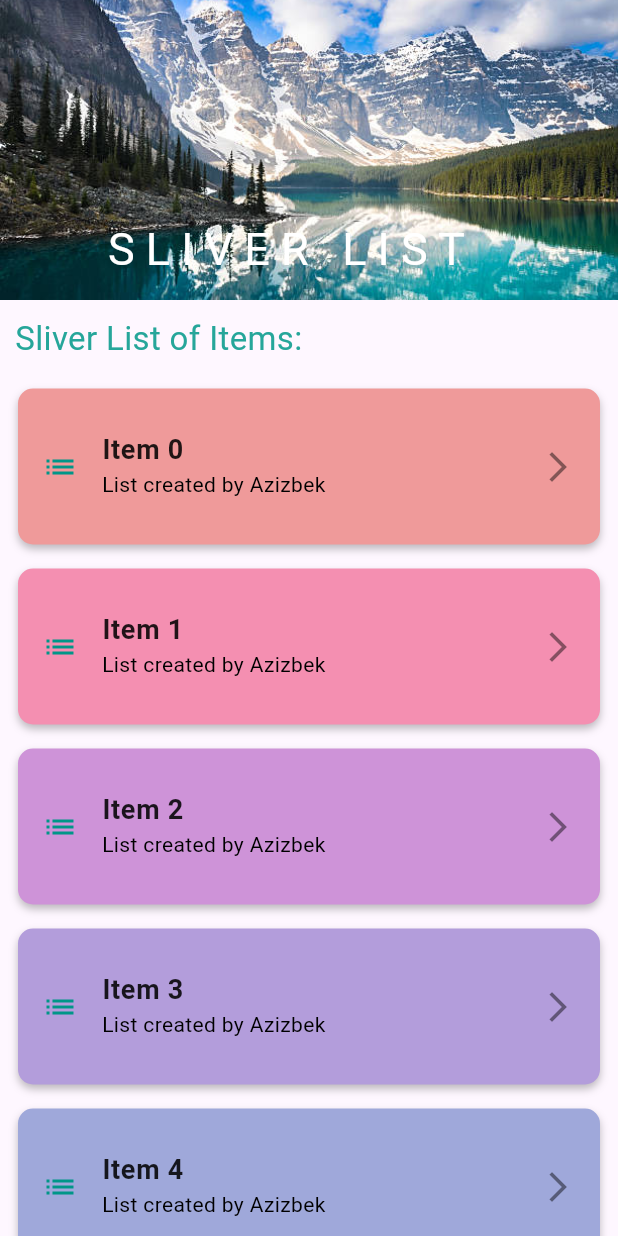
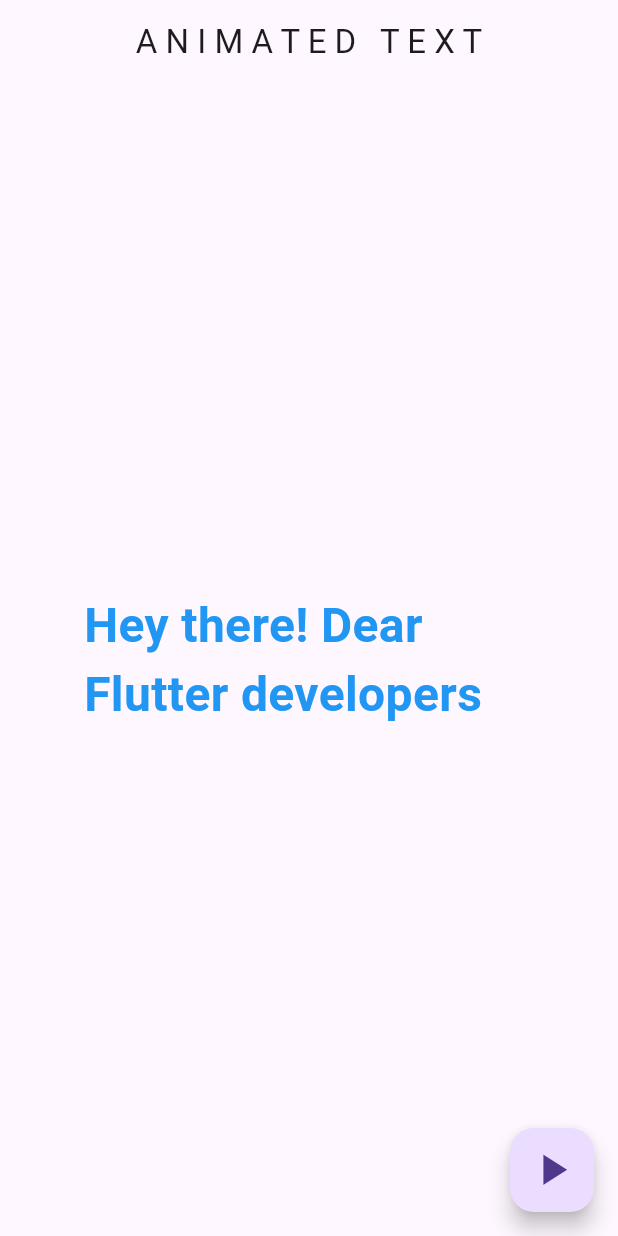
Before and after one commit to azizbekyokhubov1999/flutter_widgets_training, a Flutter app: the screen it shows after launch, on a phone screen of 412 x 824 dp. Run offline on Flutter 3.47's test engine with Material 3 defaults, Android fonts, the phone set to English and light mode, and no system bars; drawn by our look-alikes of animated_text_kit; our stand-ins replace another_carousel_pro, avatar_glow, country_picker, curved_navigation_bar, fl_chart, flutter_rating_bar and 17 more; missing offline and left inert: syncfusion_flutter_pdfviewer.

Commit message:
for video 76 - Making interactive Animated text kit

```diff
--- a/lib/main.dart
+++ b/lib/main.dart
@@ -1,5 +1,7 @@
 import 'package:flutter/material.dart';
 import 'package:flutter_widgets_training/pages/animated_gridview.dart';
+import 'package:flutter_widgets_training/pages/animated_text.dart';
+import 'package:flutter_widgets_training/pages/animated_text_kit.dart';
 import 'package:flutter_widgets_training/pages/expansion_tile.dart';
 import 'package:flutter_widgets_training/pages/fitted_box.dart';
 import 'package:flutter_widgets_training/pages/flutter_rating_bar.dart';
@@ -100,7 +102,7 @@
       theme: ThemeData(
         useMaterial3: true
       ),
-      home: MySliverList(),
+      home: MyAnimatedTextKit(),
     );
   }
 }
--- /dev/null
+++ b/lib/pages/animated_text_kit.dart
@@ -0,0 +1,97 @@
+import 'package:animated_text_kit/animated_text_kit.dart';
+import 'package:flutter/material.dart';
+
+class MyAnimatedTextKit extends StatefulWidget {
+  const MyAnimatedTextKit({super.key});
+
+  @override
+  State<MyAnimatedTextKit> createState() => _MyAnimatedTextKitState();
+}
+
+class _MyAnimatedTextKitState extends State<MyAnimatedTextKit> {
+
+  int _index = 0;
+
+  final List<Widget> _animatedTexts = [
+    SizedBox(
+      width: 300,
+      child: AnimatedTextKit(
+
+          animatedTexts: [
+            ColorizeAnimatedText(
+                "Hey there! Dear Flutter developers",
+                textStyle: TextStyle(
+                  fontSize: 32,
+                  fontWeight: FontWeight.bold,
+                ),
+                colors: [
+                  Colors.blue,
+                  Colors.purple,
+                  Colors.yellow,
+                  Colors.black,
+                  Colors.red,
+                  Colors.green
+                ],
+              speed: Duration(milliseconds: 500),
+            ),
+          ],
+        isRepeatingAnimation: true,
+      ),
+    ),
+
+    SizedBox(
+      width: 300,
+      child: DefaultTextStyle(
+          style: TextStyle(
+            fontSize: 20,
+          ),
+          child: AnimatedTextKit(
+              animatedTexts: [
+                WavyAnimatedText(
+                    "Let's build an app with Flutter",
+                  textStyle: TextStyle(
+                    fontSize: 25,
+                    fontWeight: FontWeight.bold,
+                    color: Colors.redAccent
+                  ),
+                  speed: Duration(milliseconds: 150)
+                ),
+              ],
+          )
+      ),
+    )
+
+  ];
+
+  void _nextAnimation(){
+    setState(() {
+      _index = (_index + 1) % _animatedTexts.length;
+    });
+  }
+  @override
+  Widget build(BuildContext context) {
+    return Scaffold(
+      appBar: AppBar(
+        title: Text("A N I M A T E D   T E X T"),
+        centerTitle: true,
+      ),
+
+      body: Center(
+        child: Column(
+          mainAxisAlignment: MainAxisAlignment.center,
+          children: [
+            _animatedTexts[_index]
+          ],
+        ),
+      ),
+
+      floatingActionButton: FloatingActionButton(
+          onPressed: _nextAnimation,
+        tooltip: "Next Animation",
+        child: Icon(Icons.play_arrow,
+        size: 35,
+        ),
+      ),
+    );
+  }
+}
--- a/pubspec.yaml
+++ b/pubspec.yaml
@@ -54,6 +54,7 @@
   flutter_rating_bar: ^4.0.1
   #fluttertoast: ^8.2.8
   flutter_swiper_view: ^1.1.8
+  animated_text_kit: ^4.2.2
 
 dev_dependencies:
   flutter_test:
```
Also changed, not shown: pubspec.lock.
